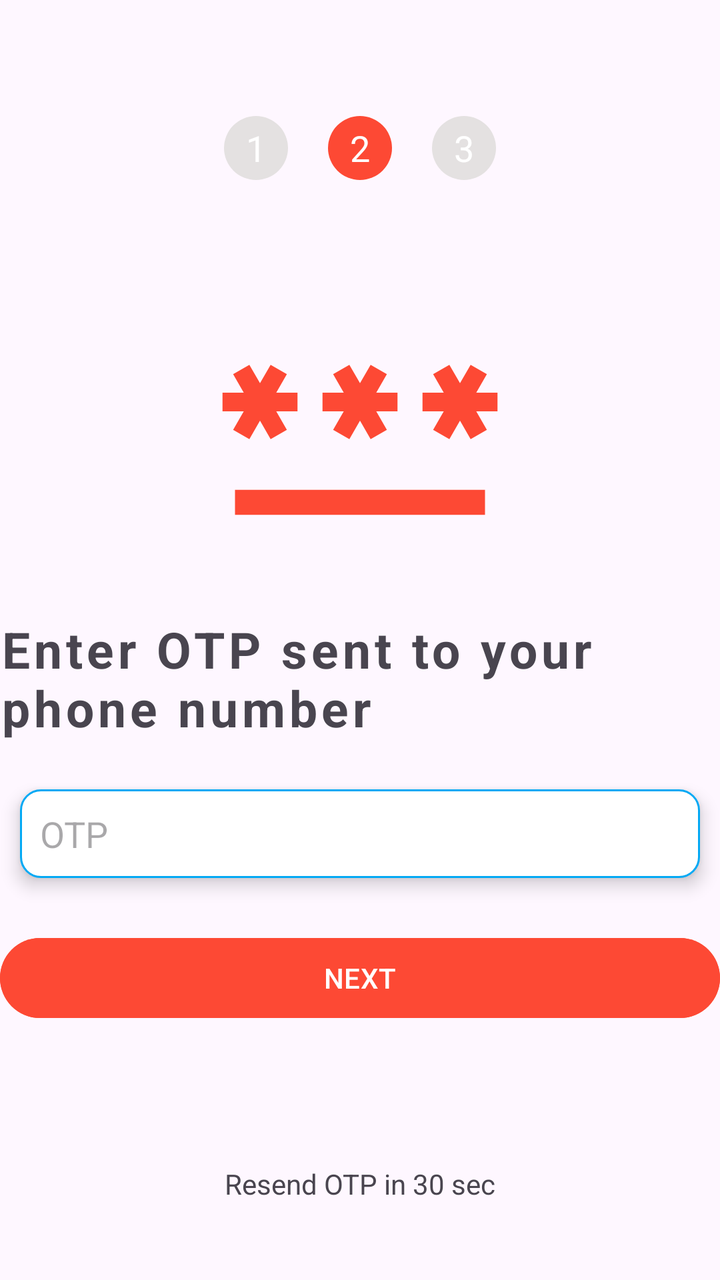
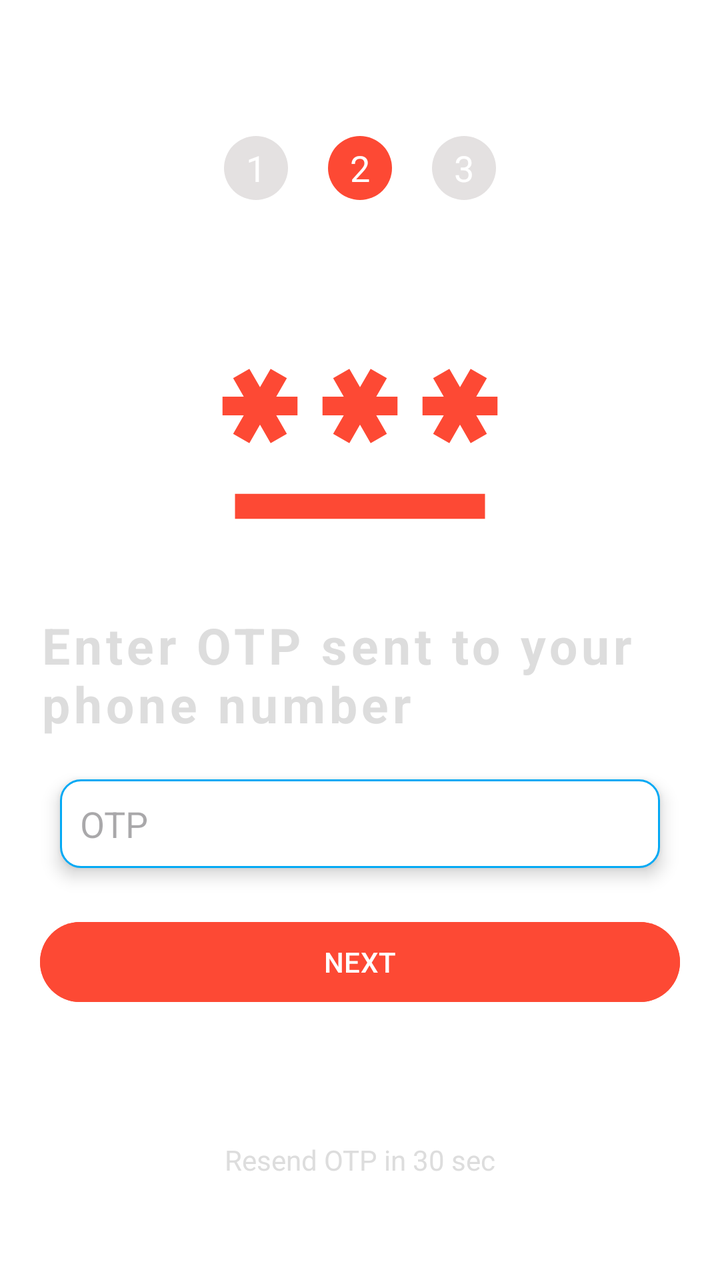

Screens rendered from an Android XML layout before and after an edit, with the pre-edit source and the edit as a unified diff.
<!-- AndroidManifest.xml: application theme Theme.LifePluse -->
<!-- res/layout/activity_login_otp.xml -->
<?xml version="1.0" encoding="utf-8"?>
<LinearLayout xmlns:android="http://schemas.android.com/apk/res/android"
    xmlns:app="http://schemas.android.com/apk/res-auto"
    xmlns:tools="http://schemas.android.com/tools"
    android:layout_width="match_parent"
    android:layout_height="match_parent"
    android:orientation="vertical"
    android:gravity="center"
    android:layout_margin="20dp"
    android:weightSum="100"
    tools:context=".activity.LoginOtpActivity">

    <LinearLayout
        android:layout_width="match_parent"
        android:layout_height="wrap_content"
        android:gravity="center"
        android:layout_weight="20">
        <RelativeLayout
            android:layout_width="32dp"
            android:layout_height="32dp"
            android:layout_margin="10dp"
            android:background="@drawable/circular_bg"
            android:backgroundTint="@color/view_bg">

            <TextView
                android:layout_width="wrap_content"
                android:layout_height="wrap_content"
                android:layout_centerInParent="true"
                android:textColor="@color/white"
                android:textSize="18sp"
                android:text="1"/>
        </RelativeLayout>
        <RelativeLayout
            android:layout_width="32dp"
            android:layout_height="32dp"
            android:layout_margin="10dp"
            android:background="@drawable/circular_bg"
            android:backgroundTint="@color/blood_splashbg">

            <TextView
                android:layout_width="wrap_content"
                android:layout_height="wrap_content"
                android:layout_centerInParent="true"
                android:textColor="@color/white"
                android:textSize="18sp"
                android:text="2"/>
        </RelativeLayout>
        <RelativeLayout
            android:layout_width="32dp"
            android:layout_height="32dp"
            android:layout_margin="10dp"
            android:background="@drawable/circular_bg"
            android:backgroundTint="@color/view_bg">

            <TextView
                android:layout_width="wrap_content"
                android:layout_height="wrap_content"
                android:layout_centerInParent="true"
                android:textColor="@color/white"
                android:textSize="18sp"
                android:text="3"/>
        </RelativeLayout>
    </LinearLayout>

    <ImageView
        android:layout_width="150dp"
        android:layout_height="150dp"
        android:src="@drawable/otp_icon"
        app:tint="@color/blood_splashbg"
        android:layout_weight="20"
        />

    <TextView
        android:layout_width="match_parent"
        android:layout_height="wrap_content"
        android:text="Enter OTP sent to your phone number"
        android:layout_gravity="center_vertical"
        android:letterSpacing="0.08"
        android:textStyle="bold"
        android:textSize="25sp"
        android:layout_weight="5"/>

    <LinearLayout
        android:layout_width="match_parent"
        android:layout_height="wrap_content"
        android:orientation="horizontal"
        android:gravity="center"
        android:layout_weight="5">



        <EditText
            android:layout_width="match_parent"
            android:layout_height="wrap_content"
            android:padding="10dp"
            android:hint="OTP"
            android:inputType="number"
            android:maxLength="6"
            android:layout_margin="10dp"
            android:background="@drawable/edit_text_rounded_corner"
            android:elevation="5dp"
            android:id="@+id/login_otp"
            />

    </LinearLayout>

    <LinearLayout
        android:layout_width="match_parent"
        android:layout_height="100dp"
        android:gravity="center_vertical"
        android:orientation="vertical"
        android:layout_weight="10">
        <Button
            android:layout_width="match_parent"
            android:layout_height="wrap_content"
            android:text="NEXT"
            android:backgroundTint="@color/blood_splashbg"
            android:id="@+id/login_next_btn"/>
        <ProgressBar
            android:layout_width="32dp"
            android:layout_height="wrap_content"
            android:indeterminateTint="@color/blood_splashbg"
            android:layout_gravity="center"
            android:id="@+id/login_progress_bar"/>
    </LinearLayout>

    <TextView
        android:layout_width="match_parent"
        android:layout_height="wrap_content"
        android:layout_weight="10"
        android:gravity="center"
        android:text="Resend OTP in 30 sec"
        android:id="@+id/resend_otp_textview"/>

</LinearLayout>
<!-- resources referenced by this layout -->
<resources>
  <color name="blood_splashbg">#FD4934</color>
  <color name="view_bg">#E4E1E1</color>
  <color name="white">#FFFFFFFF</color>
  <!-- drawable circular_bg (drawable) -->
  <?xml version="1.0" encoding="utf-8"?>
  <shape android:shape="oval" xmlns:android="http://schemas.android.com/apk/res/android">
  
  </shape>
  <!-- drawable edit_text_rounded_corner (drawable) -->
  <?xml version="1.0" encoding="utf-8"?>
  <shape android:shape="rectangle" xmlns:android="http://schemas.android.com/apk/res/android">
  
      <stroke android:width="1dp" android:color="@color/button_bg"/>
      <corners android:radius="10dp"/>
      <solid android:color="@color/white"/>
  </shape>
  <!-- drawable otp_icon (drawable) -->
  <vector android:height="100dp" android:tint="#000000"
      android:viewportHeight="24" android:viewportWidth="24"
      android:width="100dp" xmlns:android="http://schemas.android.com/apk/res/android">
      <path android:fillColor="@android:color/white" android:pathData="M2,17h20v2H2V17zM3.15,12.95L4,11.47l0.85,1.48l1.3,-0.75L5.3,10.72H7v-1.5H5.3l0.85,-1.47L4.85,7L4,8.47L3.15,7l-1.3,0.75L2.7,9.22H1v1.5h1.7L1.85,12.2L3.15,12.95zM9.85,12.2l1.3,0.75L12,11.47l0.85,1.48l1.3,-0.75l-0.85,-1.48H15v-1.5h-1.7l0.85,-1.47L12.85,7L12,8.47L11.15,7l-1.3,0.75l0.85,1.47H9v1.5h1.7L9.85,12.2zM23,9.22h-1.7l0.85,-1.47L20.85,7L20,8.47L19.15,7l-1.3,0.75l0.85,1.47H17v1.5h1.7l-0.85,1.48l1.3,0.75L20,11.47l0.85,1.48l1.3,-0.75l-0.85,-1.48H23V9.22z"/>
  </vector>
  <style name="Theme.LifePluse" parent="Base.Theme.LifePluse" />
  <color name="button_bg">#03A9F4</color>
  <style name="Base.Theme.LifePluse" parent="Theme.Material3.DayNight.NoActionBar">
          
  
          <item name="android:windowIsTranslucent">true</item>
  
          <item name="colorPrimary">@color/status_bar</item>
      </style>
  <color name="status_bar">#018E85</color>
</resources>

<!-- the commit's change to res/layout/activity_login_otp.xml (unified diff, before → after) -->
@@ -6,7 +6,8 @@
     android:layout_height="match_parent"
     android:orientation="vertical"
     android:gravity="center"
-    android:layout_margin="20dp"
+    android:padding="20dp"
+    android:background="@color/white"
     android:weightSum="100"
     tools:context=".activity.LoginOtpActivity">
 
@@ -77,6 +78,7 @@
         android:layout_gravity="center_vertical"
         android:letterSpacing="0.08"
         android:textStyle="bold"
+        android:textColor="@color/simple_grey"
         android:textSize="25sp"
         android:layout_weight="5"/>
 
@@ -96,6 +98,7 @@
             android:hint="OTP"
             android:inputType="number"
             android:maxLength="6"
+            android:textColor="@color/black"
             android:layout_margin="10dp"
             android:background="@drawable/edit_text_rounded_corner"
             android:elevation="5dp"
@@ -114,6 +117,7 @@
             android:layout_width="match_parent"
             android:layout_height="wrap_content"
             android:text="NEXT"
+            android:textColor="@color/white"
             android:backgroundTint="@color/blood_splashbg"
             android:id="@+id/login_next_btn"/>
         <ProgressBar
@@ -129,6 +133,7 @@
         android:layout_height="wrap_content"
         android:layout_weight="10"
         android:gravity="center"
+        android:textColor="@color/simple_grey"
         android:text="Resend OTP in 30 sec"
         android:id="@+id/resend_otp_textview"/>
 
<!-- resource entries referenced after the edit -->
@@ -1,6 +1,8 @@
 <!-- resources referenced by this layout -->
 <resources>
+  <color name="black">#FF000000</color>
   <color name="blood_splashbg">#FD4934</color>
+  <color name="simple_grey">#DDDDDD</color>
   <color name="view_bg">#E4E1E1</color>
   <color name="white">#FFFFFFFF</color>
   <!-- drawable circular_bg (drawable) -->
